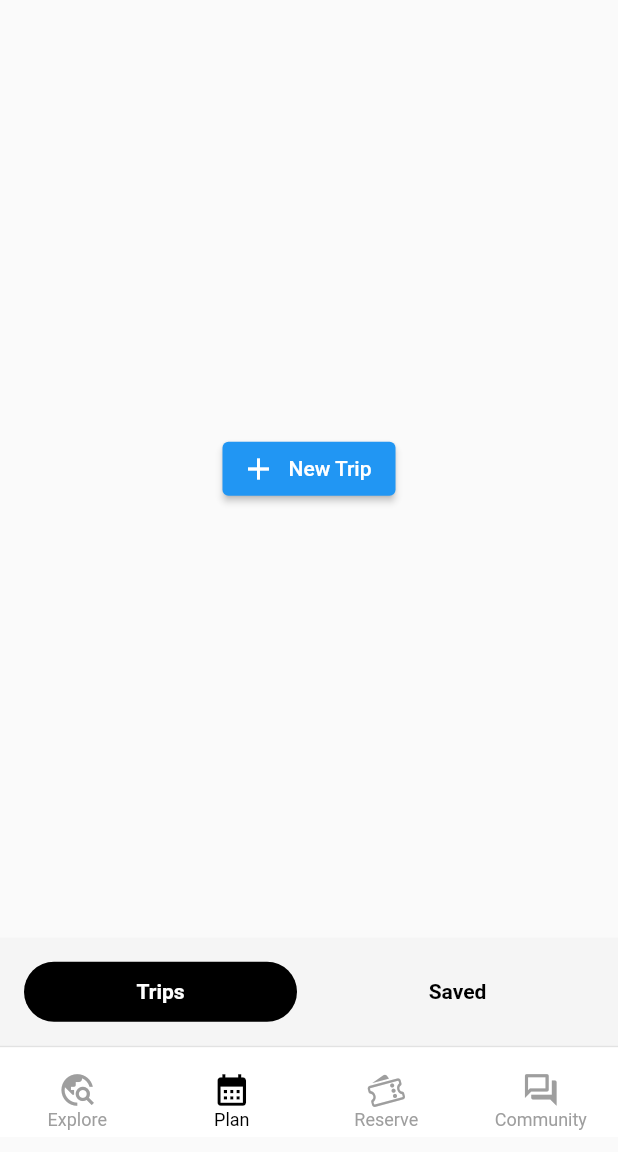
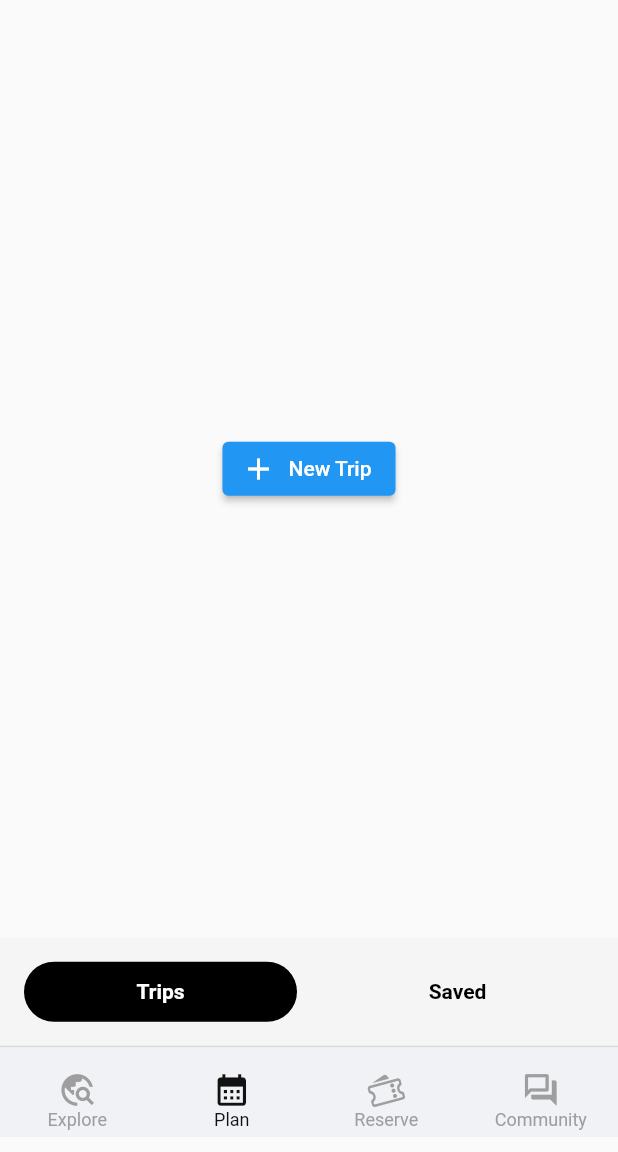
Before and after one commit to LegibleMedal670/shortsmap, a Flutter app: the screen it shows after launch, item 2 of the bottom bar chosen, on a phone screen of 412 x 824 dp, the part 84-1236 px from its top. Run offline on Flutter 3.47's test engine with Material 3 defaults, Android fonts, the phone set to English and light mode, and no system bars; our stand-ins replace geolocator, google_sign_in, shimmer, supabase_flutter, video_player; accounts and stored records are empty; network calls fail.

Commit message:
:art: style : 바텀 내비게이션 바 색상 black을 Color(0xff121212)로, white를 Color(0xffF0F2F5)로 변경

```diff
--- a/lib/Widgets/BottomNavBar.dart
+++ b/lib/Widgets/BottomNavBar.dart
@@ -14,7 +14,7 @@ Widget BottomNavBar(BuildContext context, String page) {
         ? MediaQuery.of(context).size.height * (75 / 812)
         : MediaQuery.of(context).size.height * (60 / 812),
     decoration: BoxDecoration(
-        color: (page == 'shorts') ? Colors.black : Colors.white,
+        color: (page == 'shorts') ? Color(0xff121212) : Color(0xffF0F2F5),
         border: Border(top: BorderSide(color: Colors.grey.withValues(alpha: 0.3)),)
     ),
     child: Row(
@@ -84,14 +84,14 @@ Widget BottomNavBar(BuildContext context, String page) {
                 child: Icon(
                   // Icons.supervisor_account,
                   Icons.calendar_month,
-                  color: (page == 'plan') ? Colors.black : Colors.grey,
+                  color: (page == 'plan') ? Color(0xff121212) : Colors.grey,
                   size: MediaQuery.of(context).size.height * (25 / 812),
                 ),
               ),
               Text(
                 'Plan',
                 style: TextStyle(
-                  color: (page == 'plan') ? Colors.black : Colors.grey,
+                  color: (page == 'plan') ? Color(0xff121212) : Colors.grey,
                   fontSize: 12,
                 ),
               ),
@@ -124,14 +124,14 @@ Widget BottomNavBar(BuildContext context, String page) {
                 child: Icon(
                   // Icons.supervisor_account,
                   CupertinoIcons.tickets,
-                  color: (page == 'map') ? Colors.black : Colors.grey,
+                  color: (page == 'map') ? Color(0xff121212) : Colors.grey,
                   size: MediaQuery.of(context).size.height * (25 / 812),
                 ),
               ),
               Text(
                 'Reserve',
                 style: TextStyle(
-                  color: (page == 'map') ? Colors.black : Colors.grey,
+                  color: (page == 'map') ? Color(0xff121212) : Colors.grey,
                   fontSize: 12,
                 ),
               ),
@@ -164,14 +164,14 @@ Widget BottomNavBar(BuildContext context, String page) {
                 child: Icon(
                   // Icons.supervisor_account,
                   Icons.forum_outlined,
-                  color: (page == 'profile') ? Colors.black : Colors.grey,
+                  color: (page == 'profile') ? Color(0xff121212) : Colors.grey,
                   size: MediaQuery.of(context).size.height * (25 / 812),
                 ),
               ),
               Text(
                 'Community',
                 style: TextStyle(
-                  color: (page == 'profile') ? Colors.black : Colors.grey,
+                  color: (page == 'profile') ? Color(0xff121212) : Colors.grey,
                   fontSize: 12,
                 ),
               ),
```
